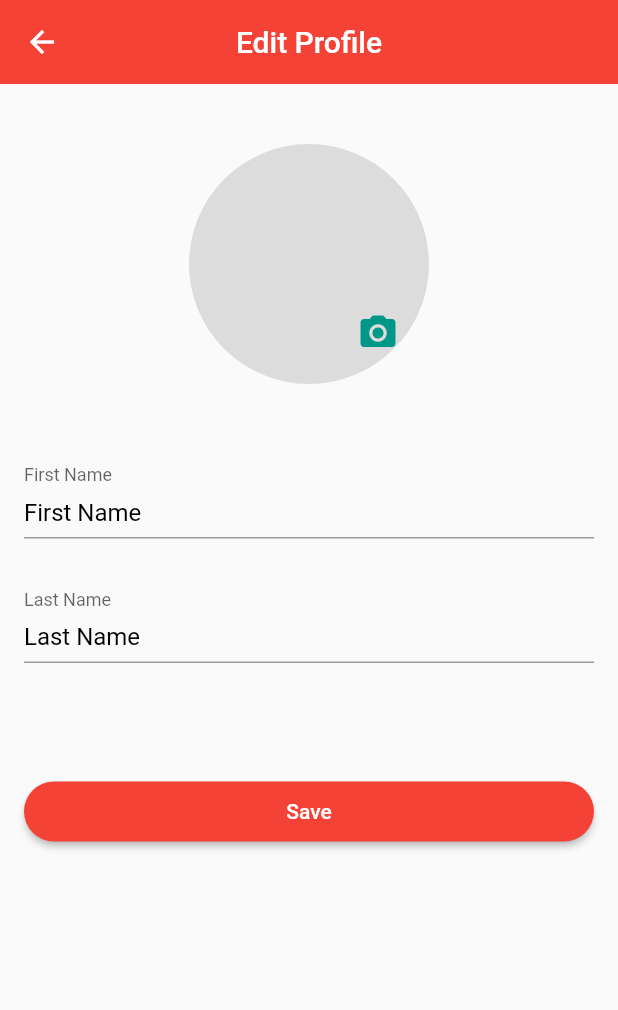
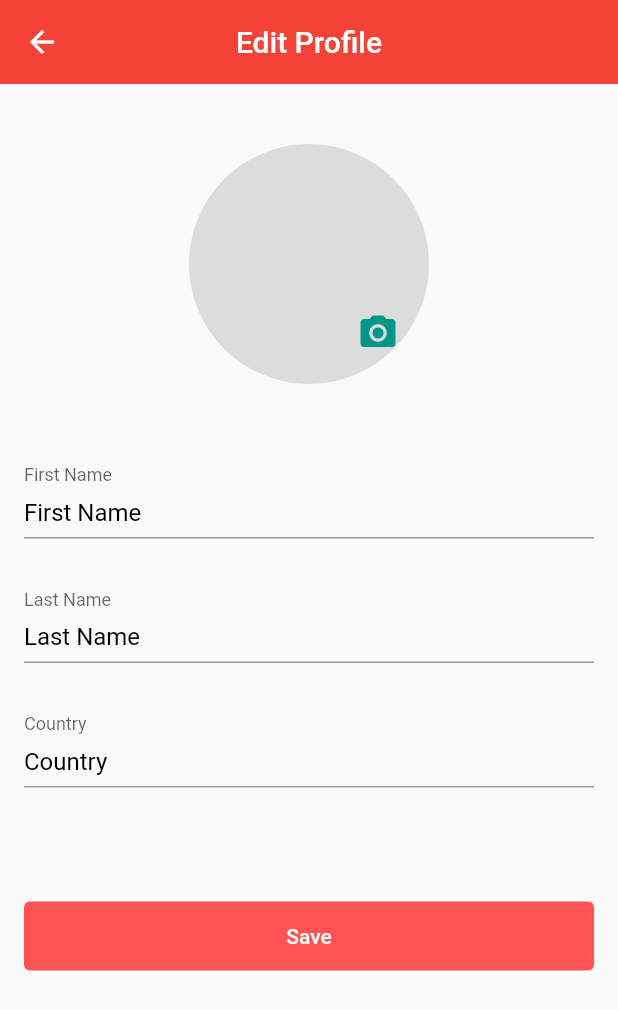
Before and after one commit to guillemalba/ijoin, a Flutter app: the ProfilePage screen opened directly, after a tap on "Edit Profile", on a phone screen of 412 x 824 dp. Shown: the top 1010 px of the screen. Run offline on Flutter 3.47's test engine with Material 2 defaults, Android fonts, the phone set to English and light mode, and no system bars; our stand-ins replace cloud_firestore, curved_navigation_bar, dio, firebase_auth, firebase_core, firebase_database and 2 more; accounts and stored records are empty; network calls fail.

Commit message:
added country

```diff
--- a/lib/model/user.dart
+++ b/lib/model/user.dart
@@ -6,8 +6,9 @@ class UserModel {
   String? firstName;
   String? lastName;
   String? profilePic;
+  String? country;
 
-  UserModel({this.uid, this.email, this.firstName, this.lastName, this.profilePic});
+  UserModel({this.uid, this.email, this.firstName, this.lastName, this.profilePic, this.country});
 
   // receiving data from server
   factory UserModel.fromMap(map) {
@@ -17,6 +18,7 @@ class UserModel {
       firstName: map['firstName'],
       lastName: map['lastName'],
       profilePic: map['profilePic'],
+      country: map['country'],
     );
   }
 
@@ -28,6 +30,7 @@ class UserModel {
       'firstName': firstName,
       'lastName': lastName,
       'profilePic': profilePic,
+      'country': country,
     };
   }
 
@@ -36,5 +39,6 @@ class UserModel {
     lastName: json['lastName'],
     email: json['email'],
     profilePic: json['profilePic'],
+    country: json['country'],
   );
 }
--- a/lib/screens/edit_profile_page.dart
+++ b/lib/screens/edit_profile_page.dart
@@ -37,6 +37,7 @@ class _EditProfilePageState extends State<EditProfilePage> {
   String? _lastName;
   String? _email;
   String? _profilePic;
+  String? _country;
 
   File? image;
   PickedFile? _imageFile;
@@ -59,6 +60,7 @@ class _EditProfilePageState extends State<EditProfilePage> {
   final secondNameEditingController = TextEditingController();
   final firstNameController = TextEditingController();
   final lastNameController = TextEditingController();
+  final countryController = TextEditingController();
 
   @override
   Widget build(BuildContext context) {
@@ -73,14 +75,14 @@ class _EditProfilePageState extends State<EditProfilePage> {
         centerTitle: true,
       ),
       body: Container(
-        padding: EdgeInsets.only(left: 16, top: 25, right: 16),
+        padding: const EdgeInsets.only(left: 16, top: 25, right: 16),
         child: GestureDetector(
           onTap: () {
             FocusScope.of(context).unfocus();
           },
           child: ListView(
             children: [
-              SizedBox(
+              const SizedBox(
                 height: 15,
               ),
               Center(
@@ -90,12 +92,12 @@ class _EditProfilePageState extends State<EditProfilePage> {
                   ],
                 ),
               ),
-              SizedBox(
+              const SizedBox(
                 height: 55,
               ),
               TextField(
                 controller: firstNameController,
-                decoration: InputDecoration(
+                decoration: const InputDecoration(
                     contentPadding: EdgeInsets.only(bottom: 3),
                     labelText: "First Name",
                     floatingLabelBehavior: FloatingLabelBehavior.always,
@@ -105,12 +107,12 @@ class _EditProfilePageState extends State<EditProfilePage> {
                       color: Colors.black,
                     )),
               ),
-              SizedBox(
+              const SizedBox(
                 height: 35,
               ),
               TextField(
                 controller: lastNameController,
-                decoration: InputDecoration(
+                decoration: const InputDecoration(
                     contentPadding: EdgeInsets.only(bottom: 3),
                     labelText: "Last Name",
                     floatingLabelBehavior: FloatingLabelBehavior.always,
@@ -121,9 +123,36 @@ class _EditProfilePageState extends State<EditProfilePage> {
                     )),
               ),
               SizedBox(
+                height: 35,
+              ),
+              TextField(
+                controller: countryController,
+                decoration: const InputDecoration(
+                    contentPadding: EdgeInsets.only(bottom: 3),
+                    labelText: "Country",
+                    floatingLabelBehavior: FloatingLabelBehavior.always,
+                    hintText: "Country",
+                    hintStyle: TextStyle(
+                      fontSize: 16,
+                      color: Colors.black,
+                    )),
+              ),
+              SizedBox(
                 height: 75,
               ),
-              buildSaveButton(),
+
+              TextButton(
+                  style: TextButton.styleFrom(
+                    padding: const EdgeInsets.all(15),
+                    primary: Colors.white,
+                    backgroundColor: Colors.redAccent,
+                    fixedSize: Size.fromWidth(MediaQuery.of(context).size.width),
+                  ),
+                  onPressed: () {
+                    saveToFirebase();
+                  },
+                  child: Text('Save')
+              ),
             ],
           ),
         ),
@@ -266,6 +295,7 @@ class _EditProfilePageState extends State<EditProfilePage> {
       _lastName = snapshot.get('lastName');
       _email = snapshot.get('email');
       _profilePic = snapshot.get('profilePic');
+      _country = snapshot.get('country');
     }
   }
 
@@ -288,6 +318,7 @@ class _EditProfilePageState extends State<EditProfilePage> {
             'lastName': lastNameController.text,
             'profilePic': _imageFile!.path,
             'uid': user.uid.toString(),
+            'country': countryController.text,
         });
     Fluttertoast.showToast(msg: "Information updated successful");
     Navigator.push(
--- a/lib/screens/home.dart
+++ b/lib/screens/home.dart
@@ -46,7 +46,7 @@ class _HomeScreenState extends State<HomeScreen> {
       const Icon(Icons.home, size: 30, color: Colors.white, semanticLabel: "Home"),
       const Icon(Icons.task, size: 30, color: Colors.white, semanticLabel: "My Events"),
       const Icon(Icons.search, size: 30, color: Colors.white, semanticLabel: "Search"),
-      const Icon(Icons.supervised_user_circle, size: 30, color: Colors.white, semanticLabel: "Profile"),
+      const Icon(Icons.account_circle, size: 30, color: Colors.white, semanticLabel: "Profile"),
     ];
 
     return Scaffold(
--- a/lib/screens/profile_page.dart
+++ b/lib/screens/profile_page.dart
@@ -30,6 +30,7 @@ class _ProfilePageState extends State<ProfilePage> {
   String? _lastName;
   String? _email;
   String? _profilePic;
+  String? _country;
 
   @override
   void initState() {
@@ -104,16 +105,63 @@ class _ProfilePageState extends State<ProfilePage> {
             overflow: TextOverflow.ellipsis,
             style: TextStyle(color: Colors.black54, fontWeight: FontWeight.w500),
           ),
+          const SizedBox(height:20),
+
+
+          const Text(
+            'Country',
+            textAlign: TextAlign.center,
+            overflow: TextOverflow.ellipsis,
+            style: TextStyle(fontWeight: FontWeight.bold),
+          ),
+
+          Text(
+            '${_country}',
+            textAlign: TextAlign.center,
+            overflow: TextOverflow.ellipsis,
+            style: TextStyle(color: Colors.black54, fontWeight: FontWeight.w500),
+          ),
 
           //buildEmail(user),
           const SizedBox(height:24),
-          Center(child:buildEditButton()),
-          const SizedBox(height: 15),
-          ActionChip(
-              label: const Text("Logout"),
-              onPressed: () {
-                logout(context);
-              }),
+          Container(
+            margin: const EdgeInsets.only(top: 20.0, bottom: 10, left: 20, right: 20),
+            child: Column(
+                children: <Widget> [
+                  TextButton(
+                      style: TextButton.styleFrom(
+                          padding: const EdgeInsets.all(15),
+                          primary: Colors.redAccent,
+                          backgroundColor: Colors.white,
+                          fixedSize: Size.fromWidth(MediaQuery.of(context).size.width),
+                        side: BorderSide(
+                          width: 2.0,
+                          color: Colors.redAccent,
+                        ),
+                      ),
+                      onPressed: () {
+                        Navigator.of(context).push(
+                          MaterialPageRoute(builder: (context)=> EditProfilePage()),
+                        );
+                      },
+                      child: Text('Edit Profile')
+                  ),
+                  const SizedBox(height: 15),
+                  TextButton(
+                      style: TextButton.styleFrom(
+                          padding: const EdgeInsets.all(15),
+                          primary: Colors.white,
+                          backgroundColor: Colors.redAccent,
+                          fixedSize: Size.fromWidth(MediaQuery.of(context).size.width),
+                      ),
+                      onPressed: () {
+                        logout(context);
+                      },
+                      child: Text('Logout')
+                  ),
+                ],
+            ),
+          ),
         ],
       ),
     );
@@ -180,13 +228,13 @@ class _ProfilePageState extends State<ProfilePage> {
 
     final docUser = FirebaseFirestore.instance.collection('users').doc(user!.uid.toString());
     final snapshot = await docUser.get();
+
     if (snapshot.exists) {
-
-
       _firstName = snapshot.get('firstName');
       _lastName = snapshot.get('lastName');
       _email = snapshot.get('email');
       _profilePic = snapshot.get('profilePic');
+      _country = snapshot.get('country');
     }
   }
 
--- a/lib/screens/register.dart
+++ b/lib/screens/register.dart
@@ -29,6 +29,7 @@ class _RegistrationScreenState extends State<RegistrationScreen> {
   final emailEditingController = TextEditingController();
   final passwordEditingController = TextEditingController();
   final confirmPasswordEditingController = TextEditingController();
+  final countryEditingController = TextEditingController();
 
   @override
   Widget build(BuildContext context) {
@@ -165,6 +166,33 @@ class _RegistrationScreenState extends State<RegistrationScreen> {
           ),
         ));
 
+    final countryField = TextFormField(
+        autofocus: false,
+        controller: countryEditingController,
+        keyboardType: TextInputType.name,
+        validator: (value) {
+          RegExp regex = RegExp(r'^.{3,}$');
+          if (value!.isEmpty) {
+            return ("Country cannot be Empty");
+          }
+          if (!regex.hasMatch(value)) {
+            return ("Enter Valid Country (Min. 3 Character)");
+          }
+          return null;
+        },
+        onSaved: (value) {
+          countryEditingController.text = value!;
+        },
+        textInputAction: TextInputAction.next,
+        decoration: InputDecoration(
+          prefixIcon: const Icon(Icons.location_on_sharp),
+          contentPadding: const EdgeInsets.fromLTRB(20, 15, 20, 15),
+          hintText: "Country",
+          border: OutlineInputBorder(
+            borderRadius: BorderRadius.circular(10),
+          ),
+        ));
+
     //signup button
     final signUpButton = Material(
       elevation: 5,
@@ -214,6 +242,8 @@ class _RegistrationScreenState extends State<RegistrationScreen> {
                     passwordField,
                     const SizedBox(height: 20),
                     confirmPasswordField,
+                    const SizedBox(height: 20),
+                    countryField,
                     const SizedBox(height: 20),
                     signUpButton,
                     const SizedBox(height: 45),
@@ -299,6 +329,7 @@ class _RegistrationScreenState extends State<RegistrationScreen> {
     userModel.uid = user.uid;
     userModel.firstName = firstNameEditingController.text;
     userModel.lastName = secondNameEditingController.text;
+    userModel.country = countryEditingController.text;
     userModel.profilePic = null;
 
     await firebaseFirestore
```
